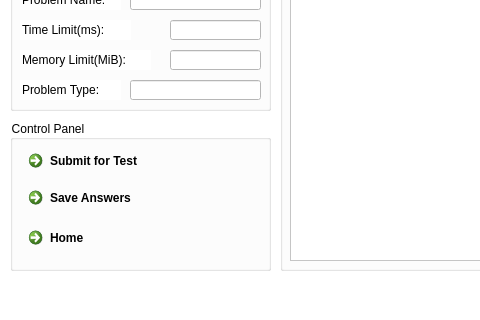
This is studenteditor.ui in zyzhao-24/Project-Offline-Judge as Qt 5 draws it before an edit; both pictures show x 0 to 480 and y 360 to 680 of the 900 by 680 pixel window. The edited form follows.
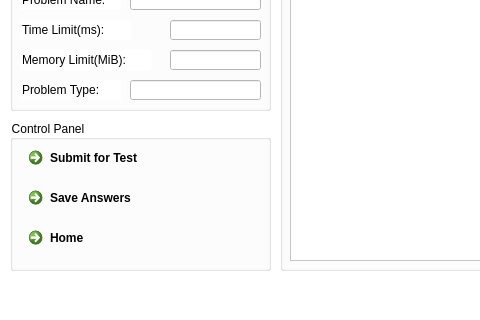
This is the edited form. Icons and pictures are not drawn.

Patch:
```diff
--- a/studenteditor.ui
+++ b/studenteditor.ui
@@ -26,7 +26,7 @@
    <string>MainWindow</string>
   </property>
   <property name="autoFillBackground">
-   <bool>true</bool>
+   <bool>false</bool>
   </property>
   <property name="styleSheet">
    <string notr="true">background-color: rgb(255, 255, 255);</string>
@@ -490,7 +490,7 @@
      <property name="geometry">
       <rect>
        <x>11</x>
-       <y>23</y>
+       <y>20</y>
        <width>231</width>
        <height>41</height>
       </rect>
```
